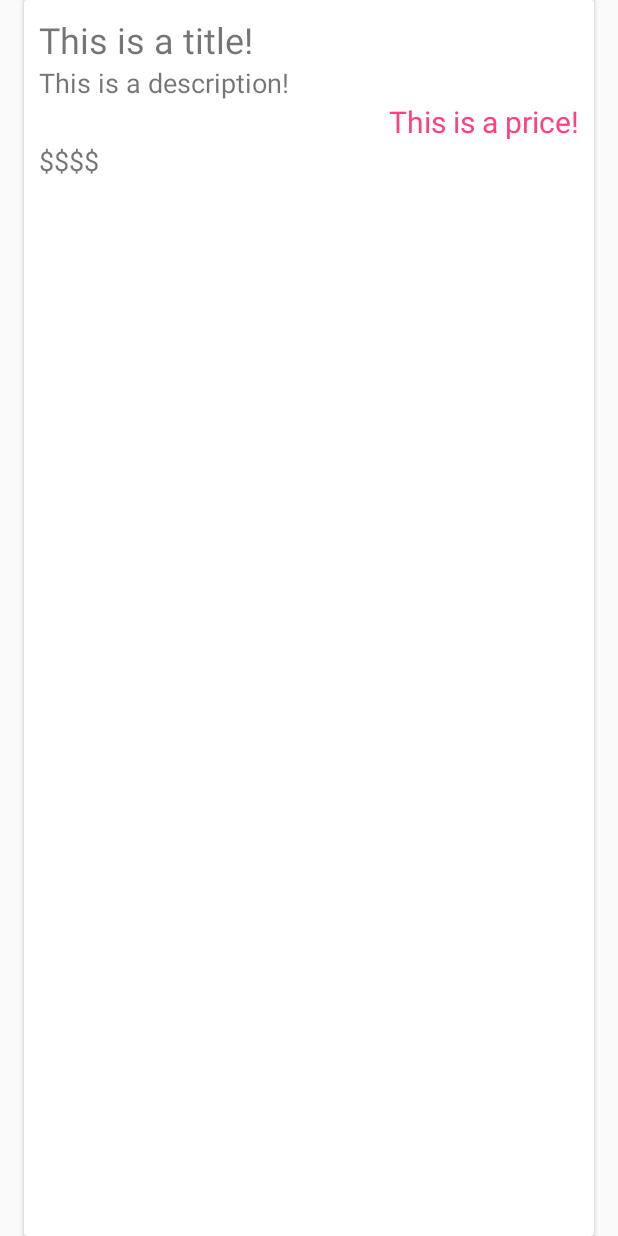
After one commit to proyectox123/CursoDeKotlin, an Android app: the layout content_description.xml on its own in the app's theme, with its tools: preview values and no code run, on a phone screen of 412 x 824 dp. The commit adds this screen. Run offline under Robolectric (Android 15) with nearby library versions, the phone set to English and light mode, and no system bars.

Commit message:
Material Transitions construcción de la vista.

```diff
--- /dev/null
+++ b/PlatziStore/app/src/main/res/layout/content_description.xml
@@ -0,0 +1,44 @@
+<?xml version="1.0" encoding="utf-8"?>
+<android.support.v7.widget.CardView xmlns:android="http://schemas.android.com/apk/res/android"
+    xmlns:tools="http://schemas.android.com/tools"
+    android:layout_marginEnd="16dp"
+    android:layout_marginStart="16dp"
+    android:orientation="vertical"
+    android:layout_width="match_parent"
+    android:layout_height="match_parent">
+
+    <LinearLayout
+        android:layout_width="match_parent"
+        android:layout_height="wrap_content"
+        android:orientation="vertical"
+        android:padding="10dp">
+
+        <TextView
+            android:layout_width="wrap_content"
+            android:layout_height="wrap_content"
+            android:textSize="24sp"
+            tools:text="This is a title!"/>
+
+        <TextView
+            android:layout_width="wrap_content"
+            android:layout_height="wrap_content"
+            android:textSize="18sp"
+            tools:text="This is a description!"/>
+
+        <TextView
+            android:layout_width="wrap_content"
+            android:layout_height="wrap_content"
+            android:layout_gravity="end"
+            android:textColor="@color/colorAccent"
+            android:textSize="20sp"
+            tools:text="This is a price!"/>
+
+        <TextView
+            android:layout_width="match_parent"
+            android:layout_height="wrap_content"
+            android:textSize="18sp"
+            tools:text="$$$$"/>
+
+    </LinearLayout>
+
+</android.support.v7.widget.CardView>
--- a/PlatziStore/app/src/main/res/values/styles.xml
+++ b/PlatziStore/app/src/main/res/values/styles.xml
@@ -1,11 +1,12 @@
 <resources>
 
     <!-- Base application theme. -->
-    <style name="AppTheme" parent="Theme.AppCompat.Light.DarkActionBar">
+    <style name="AppTheme" parent="Theme.AppCompat.Light.NoActionBar">
         <!-- Customize your theme here. -->
         <item name="colorPrimary">@color/colorPrimary</item>
         <item name="colorPrimaryDark">@color/colorPrimaryDark</item>
         <item name="colorAccent">@color/colorAccent</item>
+        <item name="android:windowContentTransitions">true</item>
     </style>
 
 </resources>
```
Also changed, not shown: PlatziStore/app/src/main/java/com/platzistore/mho/platzistore/MainActivity.kt (+14 -12 lines), PlatziStore/app/src/main/res/layout/activity_detail.xml (+43 -6 lines).
